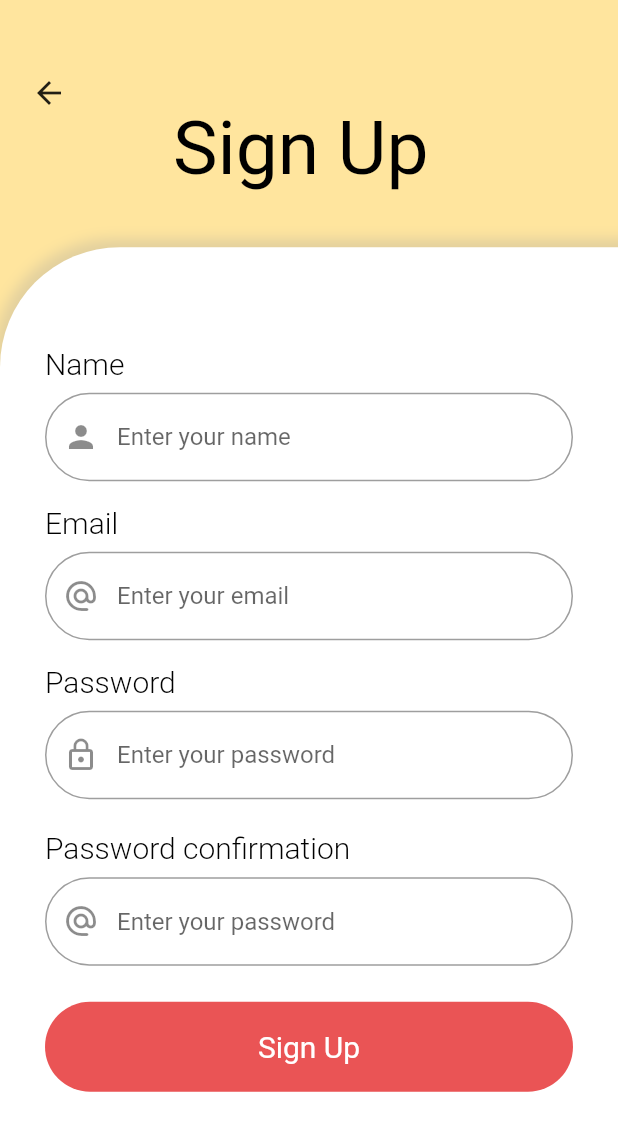
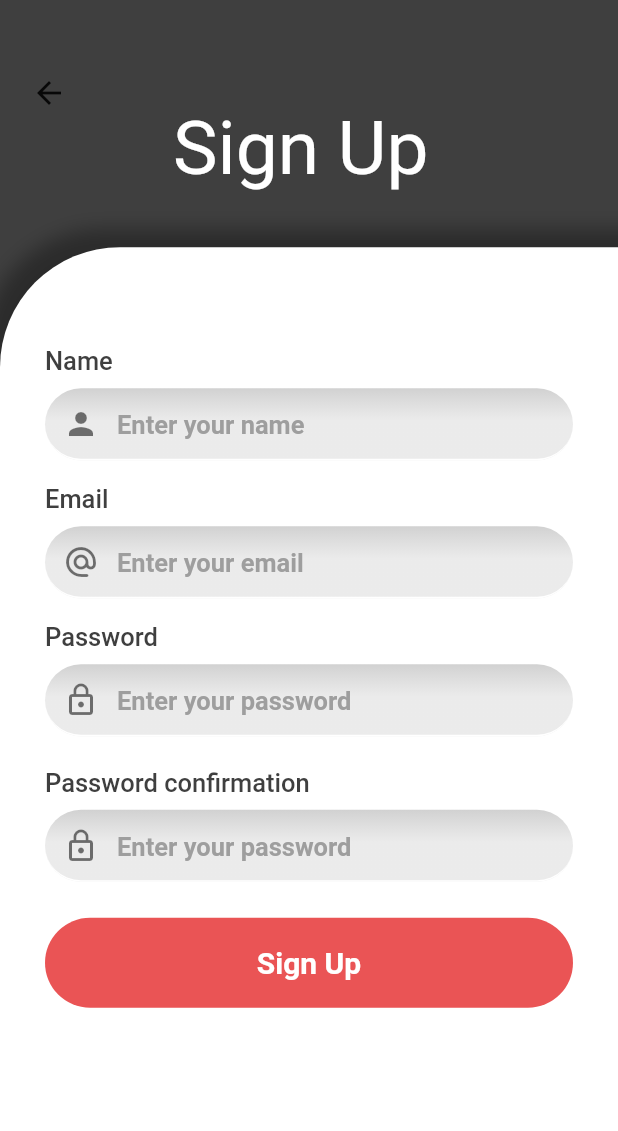
Before and after one commit to flutter-team5/Checky, a Flutter app: the SignUpScreen screen opened directly, on a phone screen of 412 x 824 dp. Shown: the top 1131 px of the screen. Run offline on Flutter 3.47's test engine with Material 2 defaults, Android fonts, the phone set to English and light mode, and no system bars; our stand-ins replace dot_navigation_bar, file_picker, flutter_snake_navigationbar, supabase_flutter; accounts and stored records are empty; Roboto replaces fonts that are missing (ADLaMDisplay, Rubik-VariableFont_wght).

Commit message:
Edit auth pages

```diff
--- a/checky/lib/main.dart
+++ b/checky/lib/main.dart
@@ -12,7 +12,7 @@ class MainApp extends StatelessWidget {
 
   @override
   Widget build(BuildContext context) {
-    return  const MaterialApp(
+    return const MaterialApp(
       debugShowCheckedModeBanner: false,
       home: MainScreen(),
     );
--- a/checky/lib/screens/assignments_views/home_screen.dart
+++ b/checky/lib/screens/assignments_views/home_screen.dart
@@ -2,7 +2,7 @@
 import 'package:checky/constants/spacings.dart';
 import 'package:checky/extentions/extention.dart';
 import 'package:checky/screens/assignments_views/create_assigment.dart';
-import 'package:checky/screens/assignments_views/search_filed.dart';
+import 'package:checky/widgets/home_widgets/search_filed.dart';
 import 'package:checky/widgets/card_widget_view.dart';
 import 'package:checky/widgets/custom_botton.dart';
 import 'package:flutter/material.dart';
--- a/checky/lib/screens/pre_auth/sign_up_screen.dart
+++ b/checky/lib/screens/pre_auth/sign_up_screen.dart
@@ -1,11 +1,11 @@
 import 'package:checky/constants/colors.dart';
 import 'package:checky/constants/spacings.dart';
+import 'package:checky/extentions/extention.dart';
 import 'package:checky/widgets/labeld_text_field.dart';
 import 'package:flutter/material.dart';
-
 import 'package:supabase_flutter/supabase_flutter.dart';
 
-//TODO filed movement
+//TODO field movement
 
 class SignUpScreen extends StatefulWidget {
   const SignUpScreen({super.key});
@@ -17,14 +17,15 @@ class SignUpScreen extends StatefulWidget {
 class _SignUpScreenState extends State<SignUpScreen> {
   TextEditingController emailController = TextEditingController();
   TextEditingController passwordController = TextEditingController();
-  TextEditingController neamController = TextEditingController();
-
+  TextEditingController passwordConfController = TextEditingController();
+  TextEditingController nameController = TextEditingController();
 
   @override
   void dispose() {
     emailController.dispose();
     passwordController.dispose();
-    neamController.dispose();
+    passwordConfController.dispose();
+    nameController.dispose();
     super.dispose();
   }
 
@@ -32,7 +33,7 @@ class _SignUpScreenState extends State<SignUpScreen> {
     final supabase = Supabase.instance.client;
     return Scaffold(
       resizeToAvoidBottomInset: false, //Need to be checked
-      backgroundColor: CColors.lightYellow,
+      backgroundColor: CColors.darkGrey,
       body: Stack(
         children: [
           Positioned(
@@ -41,36 +42,31 @@ class _SignUpScreenState extends State<SignUpScreen> {
             right: 0,
             child: Container(
               padding: const EdgeInsets.only(top: 50, left: 30, right: 30),
-              decoration: BoxDecoration(
+              decoration: const BoxDecoration(
                 boxShadow: [
                   BoxShadow(
-                    color: Colors.grey.withOpacity(0.3),
-                    spreadRadius: 8,
-                    blurRadius: 7,
-                    offset: const Offset(4, 3), // changes position of shadow
+                    color: Color.fromARGB(80, 0, 0, 0),
+                    spreadRadius: 15,
+                    blurRadius: 10,
+                    offset: Offset(4, 3), // changes position of shadow
                   ),
                 ],
                 color: CColors.white,
-                //Color.fromARGB(177, 6, 0, 71),
-                borderRadius: const BorderRadius.only(
+                borderRadius: BorderRadius.only(
                   topLeft: Radius.circular(80),
                 ),
               ),
               width: MediaQuery.of(context).size.width,
               height: MediaQuery.of(context).size.height * 0.80,
-              child: SingleChildScrollView(
-                scrollDirection: Axis.vertical,
               child: Column(
                 children: [
                   CSpaces.kVspace16,
                   TitledField(
-                      controller: neamController,
+                    controller: nameController,
                     label: "Name",
                     hintText: "Enter your name",
                     icon: Icons.person,
-                      labelColor: CColors.black,
-                      filled: true,
-                      fillColor: CColors.white,
+                    labelColor: CColors.darkGrey,
                   ),
                   CSpaces.kVspace16,
                   TitledField(
@@ -78,9 +74,7 @@ class _SignUpScreenState extends State<SignUpScreen> {
                     label: "Email",
                     hintText: "Enter your email",
                     icon: Icons.alternate_email_rounded,
-                      labelColor: CColors.black,
-                      filled: true,
-                      fillColor: CColors.white,
+                    labelColor: CColors.darkGrey,
                   ),
                   CSpaces.kVspace16,
                   TitledField(
@@ -89,23 +83,19 @@ class _SignUpScreenState extends State<SignUpScreen> {
                     hintText: "Enter your password",
                     icon: Icons.lock_outline,
                     obscureText: true,
-                      labelColor: CColors.black,
-                      filled: true,
-                      fillColor: CColors.white,
+                    labelColor: CColors.darkGrey,
                   ),
-                       new SizedBox(
+                  const SizedBox(
                     height: 5,
                   ),
-
                   CSpaces.kVspace16,
                   TitledField(
-                      controller: passwordController,
+                    controller: passwordConfController,
                     label: "Password confirmation",
                     hintText: "Enter your password",
-                      icon: Icons.alternate_email_rounded,
-                      labelColor: CColors.black,
-                      filled: true,
-                      fillColor: CColors.white,
+                    icon: Icons.lock_outline,
+                    labelColor: CColors.darkGrey,
+                    obscureText: true,
                   ),
                   CSpaces.kVspace24,
                   InkWell(
@@ -132,13 +122,13 @@ class _SignUpScreenState extends State<SignUpScreen> {
                           style: TextStyle(
                               color: CColors.white,
                               fontSize: 20,
+                              fontWeight: FontWeight.bold,
                               fontFamily: 'ADLaMDisplay'),
                         ),
                       ),
                     ),
                   ),
                 ],
-                ),
               ),
             ),
           ),
@@ -150,7 +140,7 @@ class _SignUpScreenState extends State<SignUpScreen> {
               style: TextStyle(
                 fontFamily: 'ADLaMDisplay',
                 fontSize: 50,
-                color: CColors.black,
+                color: CColors.white,
               ),
             ),
           ),
@@ -158,7 +148,9 @@ class _SignUpScreenState extends State<SignUpScreen> {
             top: 50,
             left: MediaQuery.of(context).size.width * 0.05,
             child: InkWell(
-              onTap: () {}, // TODO add pop function
+              onTap: () {
+                context.pop();
+              },
               child: const Icon(Icons.arrow_back),
             ),
           ),
--- a/checky/lib/widgets/labeld_text_field.dart
+++ b/checky/lib/widgets/labeld_text_field.dart
@@ -9,9 +9,11 @@ class TitledField extends StatelessWidget {
     required this.icon,
     this.obscureText = false,
     this.labelColor = CColors.black,
-    this.filled = false,
-    this.fillColor = Colors.transparent,
     required this.controller,
+    this.fieldColor = const [
+      Color.fromARGB(255, 209, 209, 209),
+      Color.fromARGB(221, 232, 232, 232)
+    ],
   });
 
   final String label;
@@ -19,9 +21,8 @@ class TitledField extends StatelessWidget {
   final IconData icon;
   final bool? obscureText;
   final Color? labelColor;
-  final bool? filled;
-  final Color? fillColor;
   final TextEditingController controller;
+  final List<Color>? fieldColor;
 
   @override
   Widget build(BuildContext context) {
@@ -31,8 +32,8 @@ class TitledField extends StatelessWidget {
         Text(
           label,
           style: TextStyle(
-            fontSize: 20,
-            fontWeight: FontWeight.w300,
+            fontSize: 17,
+            fontWeight: FontWeight.w500,
             color: labelColor,
             fontFamily: 'ADLaMDisplay',
           ),
@@ -40,22 +41,47 @@ class TitledField extends StatelessWidget {
         const SizedBox(
           height: 8,
         ),
-        TextField(
-          controller: controller,
-          obscureText: obscureText!,
-          decoration: InputDecoration(
-            filled: filled,
-            fillColor: fillColor,
-            prefixIcon: Icon(icon),
-            enabledBorder: OutlineInputBorder(
-              borderRadius: BorderRadius.circular(30),
-              borderSide: const BorderSide(
-                width: 1,
+        Container(
+          decoration: ShapeDecoration(
+            gradient: LinearGradient(
+              colors: fieldColor!,
+              begin: Alignment.topCenter,
+              end: Alignment.bottomCenter,
+              stops: const [0.0, 0.45],
+              tileMode: TileMode.clamp,
+            ),
+            shape: const RoundedRectangleBorder(
+              borderRadius: BorderRadius.all(Radius.circular(25.0)),
+            ),
+          ),
+          child: TextField(
+            controller: controller,
+            obscureText: obscureText!,
+            expands: false,
+            style: const TextStyle(fontSize: 20.0, color: Colors.black54),
+            decoration: InputDecoration(
+              contentPadding: const EdgeInsets.all(12.0),
+              prefixIcon: Icon(
+                icon,
+                color: Colors.black54,
+              ),
+              hintText: hintText,
+              hintStyle: const TextStyle(
                 color: Colors.grey,
-                //CColors.ligthRed,
+                fontFamily: 'Rubik-VariableFont_wght',
+                fontWeight: FontWeight.w600,
+                fontSize: 17,
+              ),
+              focusedBorder: OutlineInputBorder(
+                borderSide: const BorderSide(color: Colors.white),
+                borderRadius: BorderRadius.circular(32.0),
+              ),
+              enabledBorder: UnderlineInputBorder(
+                borderSide: const BorderSide(color: Colors.white),
+                borderRadius: BorderRadius.circular(32.0),
               ),
             ),
-            hintText: hintText,
+            onSubmitted: (value) {},
           ),
         ),
       ],
```
Also changed, not shown: checky/lib/screens/pre_auth/login_screen.dart (+13 -20 lines), checky/lib/widgets/single_assignment_widgets/upload_file_dialoug.dart (deleted, +0 -61 lines), checky/lib/widgets/home_widgets/search_filed.dart (renamed from checky/lib/screens/assignments_views/search_filed.dart). Lines whose indentation alone changed are shown as unchanged.
